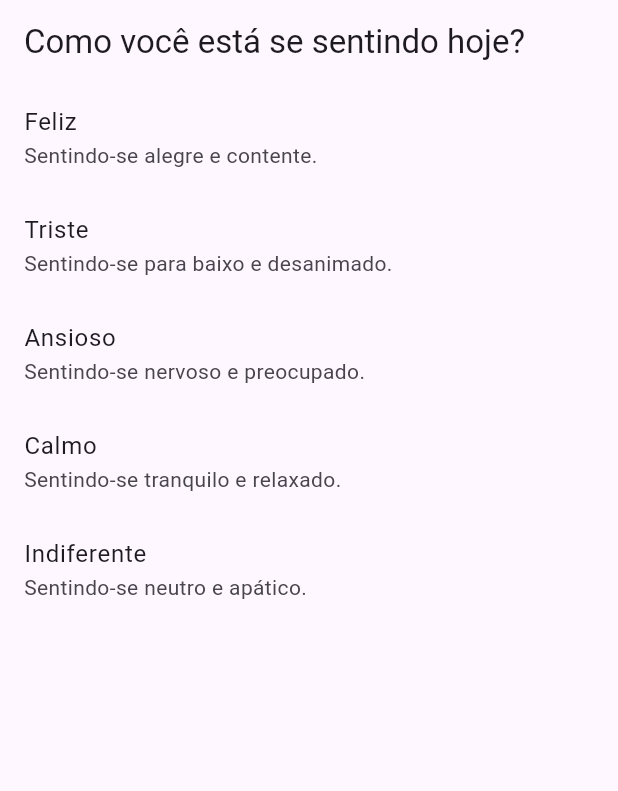
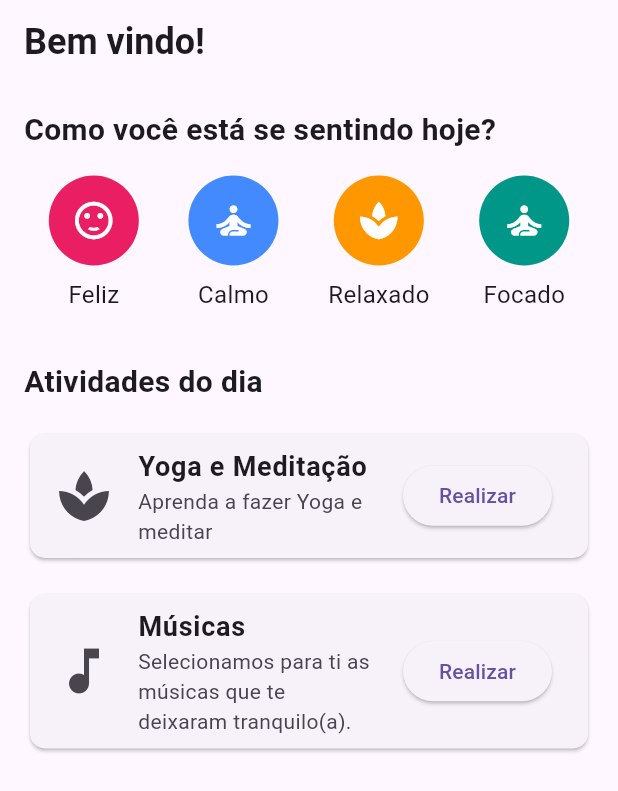
Before and after one commit to MatheusGongo/projeto-mobile-apps, a Flutter app: the screen it shows after launch, on a phone screen of 412 x 824 dp. Shown: the top 791 px of the screen. Run offline on Flutter 3.47's test engine with Material 3 defaults, Android fonts, the phone set to English and light mode, and no system bars; our stand-ins replace cloud_firestore, firebase_auth, firebase_core, google_fonts; accounts and stored records are empty.

Commit message:
add playlist yoga and meditation

```diff
--- a/serenemind/lib/models/emotion.dart
+++ b/serenemind/lib/models/emotion.dart
@@ -1,6 +1,15 @@
+import 'package:flutter/material.dart';
+
 class Emotion {
   final String name;
-  final String description;
+  //final String description;
+  //final Color color;
+  //final IconData icon;
 
-  Emotion({required this.name, required this.description});
+  Emotion({
+    required this.name,
+    //required this.description,
+    //required this.color,
+    //required this.icon,
+  });
 }
--- a/serenemind/lib/screens/emotion_selection_screen.dart
+++ b/serenemind/lib/screens/emotion_selection_screen.dart
@@ -1,36 +1,178 @@
 import 'package:flutter/material.dart';
+import 'package:google_fonts/google_fonts.dart';
 import '../models/emotion.dart';
 import 'emotion_result_screen.dart';
+import 'package:url_launcher/url_launcher.dart';
 
 class EmotionSelectionScreen extends StatelessWidget {
   final List<Emotion> emotions = [
-    Emotion(name: 'Feliz', description: 'Sentindo-se alegre e contente.'),
-    Emotion(name: 'Triste', description: 'Sentindo-se para baixo e desanimado.'),
-    Emotion(name: 'Ansioso', description: 'Sentindo-se nervoso e preocupado.'),
-    Emotion(name: 'Calmo', description: 'Sentindo-se tranquilo e relaxado.'),
-    Emotion(name: 'Indiferente', description: 'Sentindo-se neutro e apático.'),
+    Emotion(name: 'Feliz'),
+    Emotion(name: 'Calmo'),
+    Emotion(name: 'Relaxado'),
+    Emotion(name: 'Focado'),
   ];
 
   @override
   Widget build(BuildContext context) {
     return Scaffold(
-      appBar: AppBar(title: Text('Como você está se sentindo hoje?')),
-      body: ListView.builder(
-        itemCount: emotions.length,
-        itemBuilder: (context, index) {
-          return ListTile(
-            title: Text(emotions[index].name),
-            subtitle: Text(emotions[index].description),
+      appBar: AppBar(
+        title: Text(
+          'Bem vindo!',
+          style: GoogleFonts.alegreyaSans(fontSize: 24, fontWeight: FontWeight.bold),
+        ),
+        backgroundColor: Colors.transparent,
+        elevation: 0,
+      ),
+      body: Padding(
+        padding: const EdgeInsets.all(16.0),
+        child: Column(
+          crossAxisAlignment: CrossAxisAlignment.start,
+          children: [
+            Text(
+              'Como você está se sentindo hoje?',
+              style: GoogleFonts.alegreyaSans(fontSize: 20, fontWeight: FontWeight.bold),
+            ),
+            SizedBox(height: 16),
+            Row(
+              mainAxisAlignment: MainAxisAlignment.spaceAround,
+              children: emotions.map((emotion) {
+                return EmotionButton(emotion: emotion);
+              }).toList(),
+            ),
+            SizedBox(height: 32),
+            Text(
+              'Atividades do dia',
+              style: GoogleFonts.alegreyaSans(fontSize: 20, fontWeight: FontWeight.bold),
+            ),
+            SizedBox(height: 16),
+            ActivityCard(
+              title: 'Yoga e Meditação',
+              description: 'Aprenda a fazer Yoga e meditar',
+              icon: Icons.spa,
+              onPressed: () async {
+                const url = 'https://www.youtube.com/playlist?list=PLsTqUcSUZLJEgRSCkp_0pdOiCCyHkXeHD'; // link da playlist do YouTube
+                if (await canLaunch(url)) {
+                  await launch(url);
+                } else {
+                  throw 'Could not launch $url';
+                }
+              },
+            ),
+            SizedBox(height: 16),
+            ActivityCard(
+              title: 'Músicas',
+              description: 'Selecionamos para ti as músicas que te deixaram tranquilo(a).',
+              icon: Icons.music_note,
+              onPressed: () async {
+                const url = 'https://open.spotify.com/playlist/37i9dQZF1DX3rxVfibe1L0'; // link da playlist do Spotify
+                if (await canLaunch(url)) {
+                  await launch(url);
+                } else {
+                  throw 'Could not launch $url';
+                }
+              },
+            ),
+          ],
+        ),
+      ),
+    );
+  }
+}
+
+class EmotionButton extends StatelessWidget {
+  final Emotion emotion;
+
+  const EmotionButton({
+    required this.emotion,
+  });
+
+  @override
+  Widget build(BuildContext context) {
+    return InkWell(
       onTap: () {
         Navigator.push(
           context,
           MaterialPageRoute(
-                  builder: (context) => EmotionResultScreen(emotion: emotions[index]),
+            builder: (context) => EmotionResultScreen(emotion: emotion),
           ),
         );
       },
+      child: Column(
+        children: [
+          CircleAvatar(
+            radius: 30,
+            backgroundColor: _getEmotionColor(emotion.name),
+            child: Icon(_getEmotionIcon(emotion.name), color: Colors.white, size: 30),
+          ),
+          SizedBox(height: 8),
+          Text(
+            emotion.name,
+            style: GoogleFonts.alegreyaSans(fontSize: 16),
+          ),
+        ],
+      ),
     );
-        },
+  }
+
+  IconData _getEmotionIcon(String name) {
+    switch (name) {
+      case 'Feliz':
+        return Icons.sentiment_satisfied;
+      case 'Calmo':
+        return Icons.self_improvement;
+      case 'Relaxado':
+        return Icons.spa;
+      case 'Focado':
+        return Icons.self_improvement;
+      default:
+        return Icons.sentiment_satisfied;
+    }
+  }
+
+  Color _getEmotionColor(String name) {
+    switch (name) {
+      case 'Feliz':
+        return Colors.pink;
+      case 'Calmo':
+        return Colors.blueAccent;
+      case 'Relaxado':
+        return Colors.orange;
+      case 'Focado':
+        return Colors.teal;
+      default:
+        return Colors.pink;
+    }
+  }
+}
+
+class ActivityCard extends StatelessWidget {
+  final String title;
+  final String description;
+  final IconData icon;
+  final VoidCallback onPressed;
+
+  const ActivityCard({
+    required this.title,
+    required this.description,
+    required this.icon,
+    required this.onPressed,
+  });
+
+  @override
+  Widget build(BuildContext context) {
+    return Card(
+      shape: RoundedRectangleBorder(borderRadius: BorderRadius.circular(10)),
+      child: ListTile(
+        leading: Icon(icon, size: 40),
+        title: Text(
+          title,
+          style: GoogleFonts.alegreyaSans(fontSize: 18, fontWeight: FontWeight.bold),
+        ),
+        subtitle: Text(description, style: GoogleFonts.alegreyaSans(fontSize: 14)),
+        trailing: ElevatedButton(
+          onPressed: onPressed,
+          child: Text('Realizar', style: GoogleFonts.alegreyaSans(fontSize: 14)),
+        ),
       ),
     );
   }
--- a/serenemind/pubspec.yaml
+++ b/serenemind/pubspec.yaml
@@ -35,6 +35,7 @@ dependencies:
   cloud_firestore: ^4.5.0
   provider: ^6.1.0
   shared_preferences: ^2.1.0
+  google_fonts: ^6.2.1
 
 
   # The following adds the Cupertino Icons font to your application.
```
Also changed, not shown: serenemind/pubspec.lock, 1 other file. Lines whose indentation alone changed are shown as unchanged.
